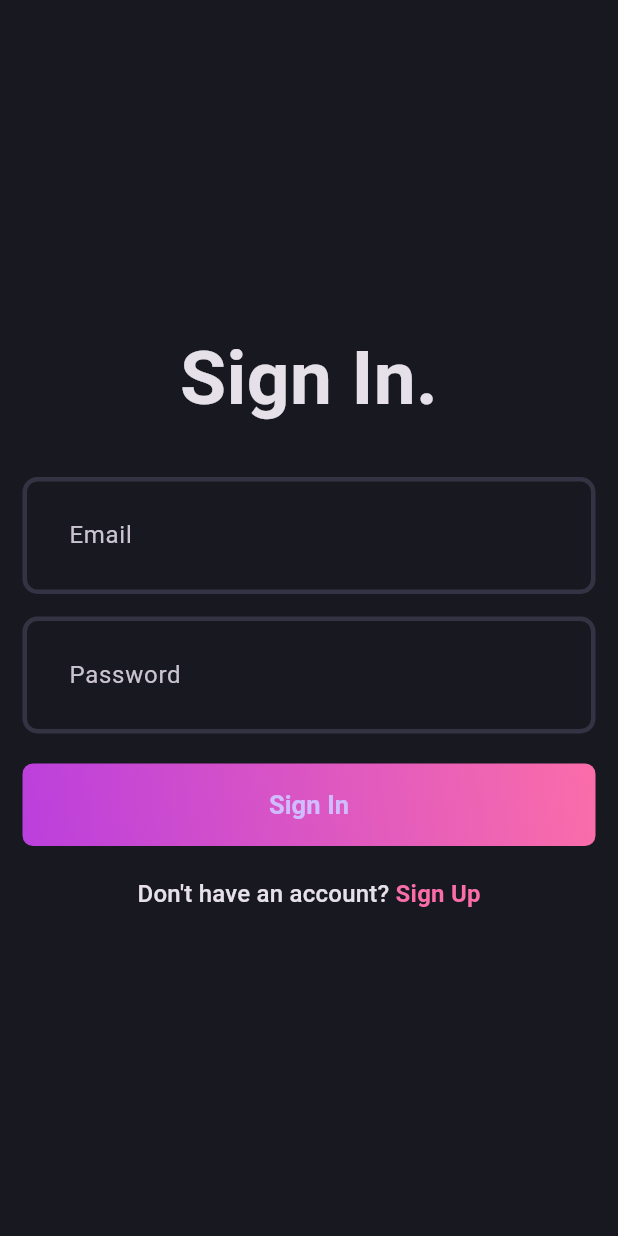
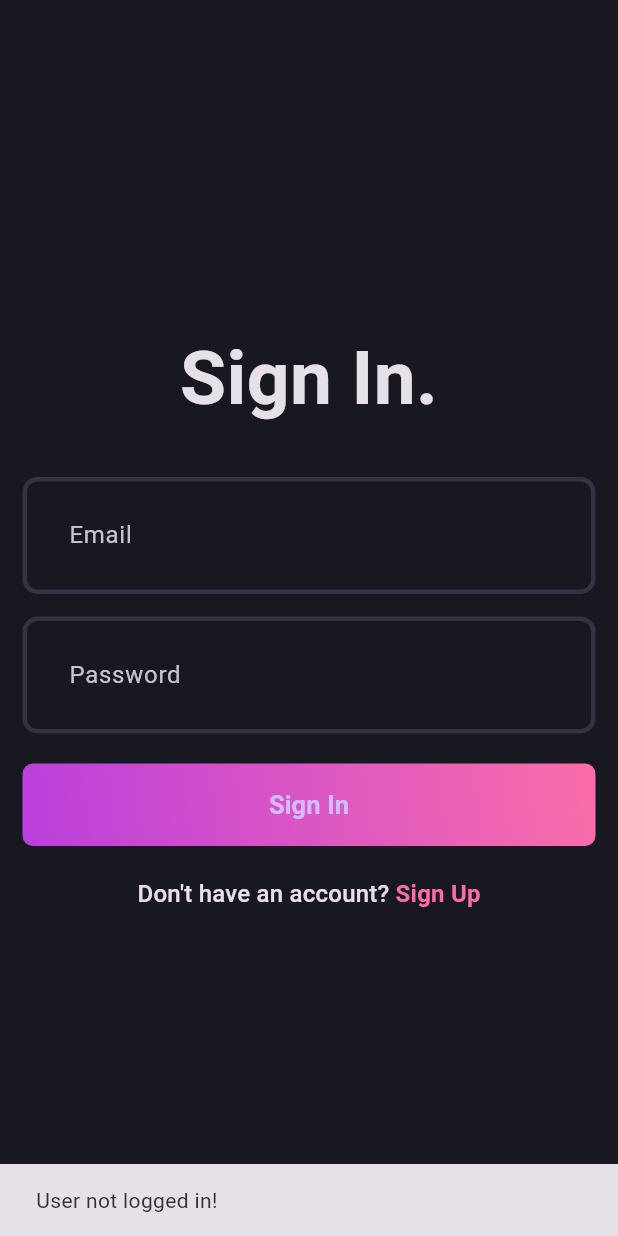
Before and after one commit to JagdishSingh01/BLOG_APP, a Flutter app: the first screen one second after launch, on a phone screen of 412 x 824 dp. Run offline on Flutter 3.47's test engine with Material 3 defaults, Android fonts, the phone set to English and light mode, and no system bars; our stand-ins replace flutter_bloc, fpdart, get_it, supabase_flutter; accounts and stored records are empty.

Commit message:
persisting auth state with flutter and supabase

```diff
--- /dev/null
+++ b/lib/core/common/cubits/app_user/app_user_cubit.dart
@@ -0,0 +1,17 @@
+import 'package:blog_app/core/common/entities/user.dart';
+import 'package:flutter/material.dart';
+import 'package:flutter_bloc/flutter_bloc.dart';
+
+part 'app_user_state.dart';
+
+class AppUserCubit extends Cubit<AppUserState> {
+  AppUserCubit() : super(AppUserInitial());
+
+  void updateUser(User? user) {
+    if (user == null) {
+      emit(AppUserInitial());
+    } else {
+      emit(AppUserLoggedIn(user));
+    }
+  }
+}
--- /dev/null
+++ b/lib/core/common/cubits/app_user/app_user_state.dart
@@ -0,0 +1,12 @@
+part of 'app_user_cubit.dart';
+
+@immutable
+sealed class AppUserState {}
+
+final class AppUserInitial extends AppUserState {}
+
+final class AppUserLoggedIn extends AppUserState {
+  final User user;
+
+  AppUserLoggedIn(this.user);
+}
--- a/lib/core/usecase/usecase.dart
+++ b/lib/core/usecase/usecase.dart
@@ -4,3 +4,4 @@ import 'package:fpdart/fpdart.dart';
 abstract interface class UseCase<SuccessType, Parameters> {
   Future<Either<Failure, SuccessType>> call(Parameters params);
 }
+class NoParams{}
--- a/lib/features/auth/data/repositories/auth_repository_impl.dart
+++ b/lib/features/auth/data/repositories/auth_repository_impl.dart
@@ -1,14 +1,27 @@
 import 'package:blog_app/core/error/exceptions.dart';
 import 'package:blog_app/core/error/failures.dart';
 import 'package:blog_app/features/auth/data/datasources/auth_remote_data_source.dart';
-import 'package:blog_app/features/auth/domain/entities/user.dart';
+import 'package:blog_app/core/common/entities/user.dart';
 import 'package:blog_app/features/auth/domain/repository/auth_repository.dart';
 import 'package:fpdart/fpdart.dart';
+import 'package:supabase_flutter/supabase_flutter.dart' as sb;
 
 class AuthRepositoryImpl implements AuthRepository {
   final AuthRemoteDataSource remoteDataSource;
+  const AuthRepositoryImpl(this.remoteDataSource);
 
-  const AuthRepositoryImpl(this.remoteDataSource);
+  @override
+  Future<Either<Failure, User>> currentUser() async {
+    try {
+      final user = await remoteDataSource.getCurrentUserData();
+      if (user == null) {
+        return left(Failure('User not logged in!'));
+      }
+      return right(user);
+    } on ServerException catch (e) {
+      return left(Failure(e.message));
+    }
+  }
 
   @override
   Future<Either<Failure, User>> loginWithEmailPassword({
@@ -16,10 +29,11 @@ class AuthRepositoryImpl implements AuthRepository {
     required String password,
   }) async {
     return _getUser(
-      () async=> await remoteDataSource.loginWithEmailPassword(
+      () async => await remoteDataSource.loginWithEmailPassword(
         email: email,
         password: password,
-      ));
+      ),
+    );
   }
 
   @override
@@ -29,18 +43,20 @@ class AuthRepositoryImpl implements AuthRepository {
     required String password,
   }) async {
     return _getUser(
-      () async=> await remoteDataSource.signUpWithEmailPassword(
+      () async => await remoteDataSource.signUpWithEmailPassword(
         name: name,
         email: email,
         password: password,
-      )
-    ) ;
+      ),
+    );
   }
 
   Future<Either<Failure, User>> _getUser(Future<User> Function() fn) async {
     try {
       final user = await fn();
       return right(user);
+    } on sb.AuthException catch (e) {
+      return left(Failure(e.message));
     } on ServerException catch (e) {
       return left(Failure(e.message));
     }
--- a/lib/features/auth/domain/repository/auth_repository.dart
+++ b/lib/features/auth/domain/repository/auth_repository.dart
@@ -1,4 +1,4 @@
-import 'package:blog_app/features/auth/domain/entities/user.dart';
+import 'package:blog_app/core/common/entities/user.dart';
 import 'package:fpdart/fpdart.dart';
 import 'package:blog_app/core/error/failures.dart';
 
@@ -12,4 +12,5 @@ abstract interface class AuthRepository {
     required String email,
     required String password,
   });
+  Future<Either<Failure, User>> currentUser();
 }
--- /dev/null
+++ b/lib/features/auth/domain/usecases/current_user.dart
@@ -0,0 +1,15 @@
+import 'package:blog_app/core/error/failures.dart';
+import 'package:blog_app/core/usecase/usecase.dart';
+import 'package:blog_app/core/common/entities/user.dart';
+import 'package:blog_app/features/auth/domain/repository/auth_repository.dart';
+import 'package:fpdart/fpdart.dart';
+
+class CurrentUser implements UseCase<User, NoParams> {
+  final AuthRepository authRepository;
+  CurrentUser(this.authRepository);
+
+  @override
+  Future<Either<Failure, User>> call(NoParams params) async {
+    return await authRepository.currentUser();
+  }
+}
--- a/lib/features/auth/domain/usecases/user_login.dart
+++ b/lib/features/auth/domain/usecases/user_login.dart
@@ -1,6 +1,6 @@
 import 'package:blog_app/core/error/failures.dart';
 import 'package:blog_app/core/usecase/usecase.dart';
-import 'package:blog_app/features/auth/domain/entities/user.dart';
+import 'package:blog_app/core/common/entities/user.dart';
 import 'package:blog_app/features/auth/domain/repository/auth_repository.dart';
 import 'package:fpdart/fpdart.dart';
 
--- a/lib/features/auth/domain/usecases/user_signUp.dart
+++ b/lib/features/auth/domain/usecases/user_signUp.dart
@@ -1,6 +1,6 @@
 import 'package:blog_app/core/error/failures.dart';
 import 'package:blog_app/core/usecase/usecase.dart';
-import 'package:blog_app/features/auth/domain/entities/user.dart';
+import 'package:blog_app/core/common/entities/user.dart';
 import 'package:blog_app/features/auth/domain/repository/auth_repository.dart';
 import 'package:fpdart/fpdart.dart';
 
--- a/lib/features/auth/presentation/bloc/auth_bloc.dart
+++ b/lib/features/auth/presentation/bloc/auth_bloc.dart
@@ -1,4 +1,7 @@
-import 'package:blog_app/features/auth/domain/entities/user.dart';
+import 'package:blog_app/core/common/cubits/app_user/app_user_cubit.dart';
+import 'package:blog_app/core/usecase/usecase.dart';
+import 'package:blog_app/core/common/entities/user.dart';
+import 'package:blog_app/features/auth/domain/usecases/current_user.dart';
 import 'package:blog_app/features/auth/domain/usecases/user_login.dart';
 import 'package:blog_app/features/auth/domain/usecases/user_signup.dart';
 import 'package:flutter/material.dart';
@@ -10,13 +13,22 @@ part 'auth_state.dart';
 class AuthBloc extends Bloc<AuthEvent, AuthState> {
   final UserSignup _userSignup;
   final UserLogin _userLogin;
+  final CurrentUser _currentUser;
+  final AppUserCubit _appUserCubit;
 
-  AuthBloc({required UserSignup userSignup, required UserLogin userLogin})
-    : _userSignup = userSignup,
-      _userLogin = userLogin,
-      super(AuthInitial()) {
+  AuthBloc({
+    required UserSignup userSignup,
+    required UserLogin userLogin,
+    required CurrentUser currentUser,
+    required AppUserCubit appUserCubit,
+  }) : _userSignup = userSignup,
+       _userLogin = userLogin,
+       _currentUser = currentUser,
+       _appUserCubit = appUserCubit,
+       super(AuthInitial()) {
     on<AuthSignUp>(_onAuthSignUp);
     on<AuthLogin>(_onAuthLogin);
+    on<AuthIsUserLoggedIn>(_isUserLoggedIn);
   }
 
   void _onAuthSignUp(AuthSignUp event, Emitter<AuthState> emit) async {
@@ -30,7 +42,7 @@ class AuthBloc extends Bloc<AuthEvent, AuthState> {
     );
     response.fold(
       (failure) => emit(AuthFailure(failure.message)),
-      (user) => emit(AuthSuccess(user)),
+      (user) => _emitAuthSuccess(user, emit),
     );
   }
 
@@ -41,7 +53,24 @@ class AuthBloc extends Bloc<AuthEvent, AuthState> {
     );
     response.fold(
       (failure) => emit(AuthFailure(failure.message)),
-      (user) => emit(AuthSuccess(user)),
+      (user) => _emitAuthSuccess(user, emit),
     );
   }
+
+  void _isUserLoggedIn(
+    AuthIsUserLoggedIn event,
+    Emitter<AuthState> emit,
+  ) async {
+    final res = await _currentUser(NoParams());
+
+    res.fold(
+      (l) => emit(AuthFailure(l.message)),
+      (r) => _emitAuthSuccess(r, emit),
+    );
+  }
+
+  void _emitAuthSuccess(User user, Emitter<AuthState> emit) {
+    _appUserCubit.updateUser(user);
+    emit(AuthSuccess(user));
+  }
 }
--- a/lib/features/auth/presentation/bloc/auth_event.dart
+++ b/lib/features/auth/presentation/bloc/auth_event.dart
@@ -17,3 +17,5 @@ final class AuthLogin extends AuthEvent {
 
   AuthLogin({required this.email, required this.password});
 }
+
+final class AuthIsUserLoggedIn extends AuthEvent{}
--- a/lib/main.dart
+++ b/lib/main.dart
@@ -1,3 +1,4 @@
+import 'package:blog_app/core/common/cubits/app_user/app_user_cubit.dart';
 import 'package:blog_app/core/theme/theme.dart';
 import 'package:blog_app/features/auth/presentation/bloc/auth_bloc.dart';
 import 'package:blog_app/features/auth/presentation/pages/login_page.dart';
@@ -5,25 +6,33 @@ import 'package:blog_app/init_dependencies.dart';
 import 'package:flutter/material.dart';
 import 'package:flutter_bloc/flutter_bloc.dart';
 
-
 void main() async {
   WidgetsFlutterBinding.ensureInitialized();
   await initDependencies();
   runApp(
     MultiBlocProvider(
       providers: [
-        BlocProvider(
-          create:
-              (_) => serviceLocator<AuthBloc>(),
-        ),
+        BlocProvider(create: (_) => serviceLocator<AppUserCubit>()),
+        BlocProvider(create: (_) => serviceLocator<AuthBloc>()),
       ],
       child: const MyApp(),
     ),
   );
 }
 
-class MyApp extends StatelessWidget {
+class MyApp extends StatefulWidget {
   const MyApp({super.key});
+
+  @override
+  State<MyApp> createState() => _MyAppState();
+}
+
+class _MyAppState extends State<MyApp> {
+  @override
+  void initState() {
+    super.initState();
+    context.read<AuthBloc>().add(AuthIsUserLoggedIn());
+  }
 
   @override
   Widget build(BuildContext context) {
@@ -31,7 +40,21 @@ class MyApp extends StatelessWidget {
       debugShowCheckedModeBanner: false,
       title: 'Blog app',
       theme: AppTheme.darkThemeMode,
-      home: LoginPage(),
+      home: BlocSelector<AppUserCubit, AppUserState, bool>(
+        selector: (state) {
+          return state is AppUserLoggedIn;
+        },
+        builder: (context, isLoggedIn) {
+          if(isLoggedIn){
+            return Scaffold(
+              body: Center(
+                child: Text('logged in'),
+              ),
+            );
+          }
+          return LoginPage();
+        },
+      ),
     );
   }
 }
```
Also changed, not shown: lib/features/auth/data/datasources/auth_remote_data_source.dart (+25 -1 lines), lib/features/auth/data/models/user_model.dart (+13 -1 lines), lib/init_dependencies.dart (+11 -7 lines), lib/core/common/entities/user.dart (renamed from lib/features/auth/domain/entities/user.dart).
